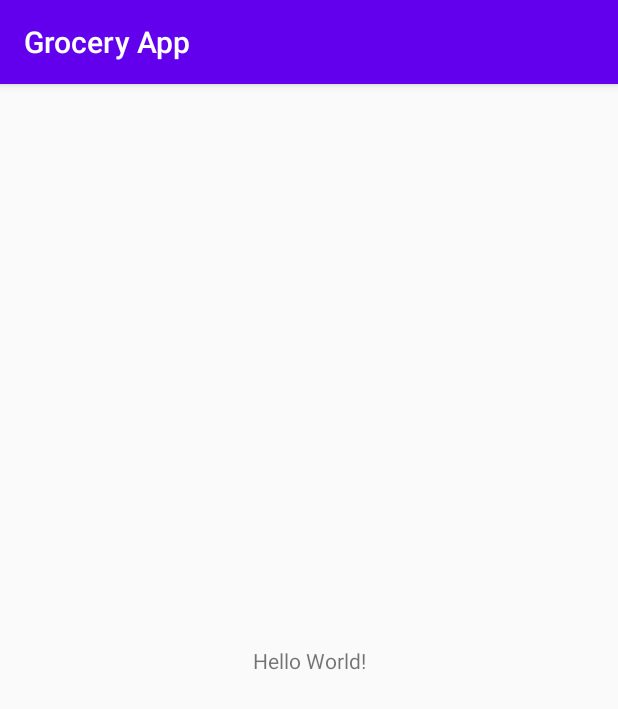
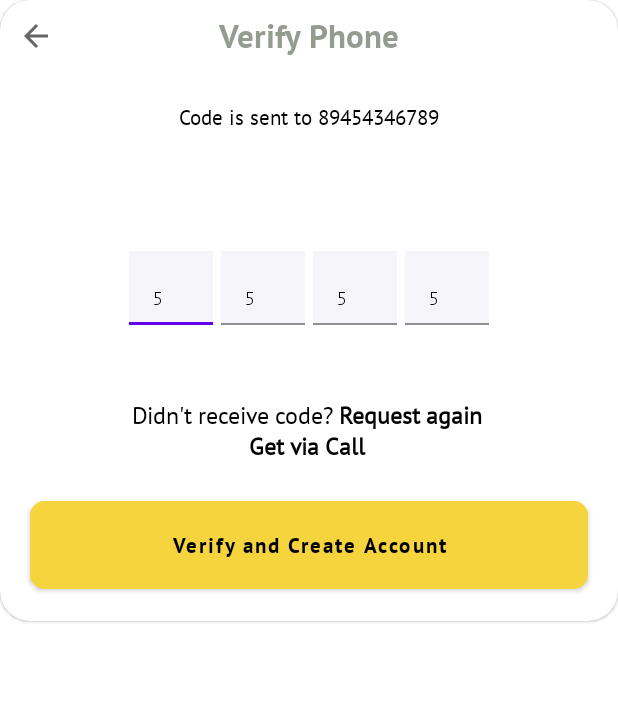
Before and after one commit to NehaPanchal97/Grocery-App, an Android app: the screen it shows after launch (MainActivity before the commit, OtpScreenActivity after it), on a phone screen of 412 x 824 dp. Shown: the top 709 px of the screen. Run offline under Robolectric (Android 15) with nearby library versions, the phone set to English and light mode, and no system bars.

Commit message:
UI for login and otp screen

```diff
--- a/app/build.gradle
+++ b/app/build.gradle
@@ -52,4 +52,6 @@ dependencies {
     implementation 'com.google.firebase:firebase-firestore-ktx'
     implementation 'com.google.firebase:firebase-storage-ktx'
 
+    implementation 'com.google.android.material:material:1.3.0'
+
 }
--- /dev/null
+++ b/app/src/main/java/com/grocery/app/auth/OtpScreenActivity.kt
@@ -0,0 +1,12 @@
+package com.grocery.app.auth
+
+import android.os.Bundle
+import androidx.appcompat.app.AppCompatActivity
+import com.grocery.app.R
+
+class OtpScreenActivity : AppCompatActivity() {
+    override fun onCreate(savedInstanceState: Bundle?) {
+        super.onCreate(savedInstanceState)
+        setContentView(R.layout.activity_otp_screen)
+    }
+}
--- /dev/null
+++ b/app/src/main/res/drawable/ic_arrow_back.xml
@@ -0,0 +1,11 @@
+<vector xmlns:android="http://schemas.android.com/apk/res/android"
+    android:width="24dp"
+    android:height="24dp"
+    android:viewportWidth="24"
+    android:viewportHeight="24"
+    android:tint="?attr/colorControlNormal"
+    android:autoMirrored="true">
+  <path
+      android:fillColor="@android:color/white"
+      android:pathData="M20,11H7.83l5.59,-5.59L12,4l-8,8 8,8 1.41,-1.41L7.83,13H20v-2z"/>
+</vector>
--- /dev/null
+++ b/app/src/main/res/layout/activity_otp_screen.xml
@@ -0,0 +1,181 @@
+<?xml version="1.0" encoding="utf-8"?>
+<androidx.constraintlayout.widget.ConstraintLayout xmlns:android="http://schemas.android.com/apk/res/android"
+    xmlns:app="http://schemas.android.com/apk/res-auto"
+    android:layout_width="match_parent"
+    android:layout_height="match_parent">
+
+    <com.google.android.material.card.MaterialCardView
+        android:layout_width="match_parent"
+        android:layout_height="wrap_content"
+        app:layout_constraintStart_toStartOf="parent"
+        app:layout_constraintTop_toTopOf="parent"
+        app:cardCornerRadius="20dp"
+        app:contentPaddingBottom="15dp">
+
+        <androidx.constraintlayout.widget.ConstraintLayout
+            android:layout_width="match_parent"
+            android:layout_height="wrap_content">
+
+            <ImageView
+                android:id="@+id/arrow_back"
+                android:layout_width="wrap_content"
+                android:layout_height="wrap_content"
+                android:layout_marginLeft="12dp"
+                android:layout_marginTop="12dp"
+                app:layout_constraintStart_toStartOf="parent"
+                app:layout_constraintTop_toTopOf="parent"
+                app:srcCompat="@drawable/ic_arrow_back" />
+
+            <TextView
+                android:id="@+id/tv_heading"
+                android:layout_width="wrap_content"
+                android:layout_height="wrap_content"
+                android:fontFamily="@font/ptsans_bold"
+                android:gravity="center"
+                android:textSize="22sp"
+                android:text="@string/verify_phone"
+                android:textColor="#90425038"
+                app:layout_constraintBottom_toBottomOf="@id/arrow_back"
+                app:layout_constraintEnd_toEndOf="parent"
+                app:layout_constraintStart_toStartOf="parent"
+                app:layout_constraintTop_toTopOf="@id/arrow_back" />
+
+            <TextView
+                android:id="@+id/tv_phone_no."
+                android:layout_width="wrap_content"
+                android:layout_height="wrap_content"
+                app:layout_constraintTop_toBottomOf="@id/tv_heading"
+                app:layout_constraintStart_toStartOf="parent"
+                app:layout_constraintEnd_toEndOf="parent"
+                android:gravity="center"
+                android:textColor="@android:color/black"
+                android:text="@string/code_sent"
+                android:padding="30dp"
+                android:fontFamily="@font/ptsans_regular"/>
+
+            <LinearLayout
+                android:id="@+id/linear"
+                android:layout_width="match_parent"
+                android:layout_height="wrap_content"
+                app:layout_constraintStart_toStartOf="parent"
+                app:layout_constraintEnd_toEndOf="parent"
+                app:layout_constraintTop_toBottomOf="@id/tv_phone_no."
+                android:layout_marginTop="50dp"
+                android:orientation="horizontal"
+                android:gravity="center">
+
+                <com.google.android.material.textfield.TextInputLayout
+                    android:layout_width="wrap_content"
+                    android:layout_height="wrap_content"
+                    app:boxCornerRadiusTopStart="10dp"
+                    app:boxCornerRadiusTopEnd="10dp"
+                    app:boxCornerRadiusBottomStart="10dp"
+                    app:boxCornerRadiusBottomEnd="10dp"
+                    android:elevation="5dp">
+
+                <com.google.android.material.textfield.TextInputEditText
+                    android:layout_width="wrap_content"
+                    android:layout_height="wrap_content"
+                    android:background="@color/editTextBackground"
+                    android:textColor="@android:color/black"
+                    android:fontFamily="@font/ptsans_regular"
+                    android:textSize="12sp"
+                    android:text="5"/>
+                </com.google.android.material.textfield.TextInputLayout>
+
+                <com.google.android.material.textfield.TextInputLayout
+                    android:layout_width="wrap_content"
+                    android:layout_height="wrap_content"
+                    android:layout_marginLeft="5dp"
+                    app:boxCornerRadiusTopStart="10dp"
+                    app:boxCornerRadiusTopEnd="10dp"
+                    app:boxCornerRadiusBottomStart="10dp"
+                    app:boxCornerRadiusBottomEnd="10dp"
+                    android:elevation="5dp">
+
+                    <com.google.android.material.textfield.TextInputEditText
+                        android:layout_width="wrap_content"
+                        android:layout_height="wrap_content"
+                        android:background="@color/editTextBackground"
+                        android:textColor="@android:color/black"
+                        android:fontFamily="@font/ptsans_regular"
+                        android:textSize="12sp"
+                        android:text="5"/>
+                </com.google.android.material.textfield.TextInputLayout>
+
+                <com.google.android.material.textfield.TextInputLayout
+                    android:layout_width="wrap_content"
+                    android:layout_height="wrap_content"
+                    android:layout_marginLeft="5dp"
+                    app:boxCornerRadiusTopStart="10dp"
+                    app:boxCornerRadiusTopEnd="10dp"
+                    app:boxCornerRadiusBottomStart="10dp"
+                    app:boxCornerRadiusBottomEnd="10dp"
+                    android:elevation="5dp">
+
+                    <com.google.android.material.textfield.TextInputEditText
+                        android:layout_width="wrap_content"
+                        android:layout_height="wrap_content"
+                        android:background="@color/editTextBackground"
+                        android:textColor="@android:color/black"
+                        android:fontFamily="@font/ptsans_regular"
+                        android:textSize="12sp"
+                        android:text="5"/>
+                </com.google.android.material.textfield.TextInputLayout>
+
+                <com.google.android.material.textfield.TextInputLayout
+                    android:layout_width="wrap_content"
+                    android:layout_height="wrap_content"
+                    android:layout_marginLeft="5dp"
+                    app:boxCornerRadiusTopStart="10dp"
+                    app:boxCornerRadiusTopEnd="10dp"
+                    app:boxCornerRadiusBottomStart="10dp"
+                    app:boxCornerRadiusBottomEnd="10dp"
+                    android:elevation="5dp">
+
+                    <com.google.android.material.textfield.TextInputEditText
+                        android:layout_width="wrap_content"
+                        android:layout_height="wrap_content"
+                        android:background="@color/editTextBackground"
+                        android:textColor="@android:color/black"
+                        android:fontFamily="@font/ptsans_regular"
+                        android:textSize="12sp"
+                        android:text="5"/>
+                </com.google.android.material.textfield.TextInputLayout>
+
+            </LinearLayout>
+
+            <TextView
+                android:id="@+id/tv_request_code"
+                android:layout_width="wrap_content"
+                android:layout_height="wrap_content"
+                app:layout_constraintStart_toStartOf="parent"
+                app:layout_constraintEnd_toEndOf="parent"
+                app:layout_constraintTop_toBottomOf="@id/linear"
+                android:layout_marginTop="50dp"
+                android:text="@string/request_again_text"
+                android:fontFamily="@font/ptsans_regular"
+                android:textColor="@android:color/black"
+                android:textSize="16sp"
+                android:gravity="center"/>
+
+            <com.google.android.material.button.MaterialButton
+                android:layout_width="match_parent"
+                android:layout_height="wrap_content"
+                app:layout_constraintStart_toStartOf="parent"
+                app:layout_constraintEnd_toEndOf="parent"
+               app:layout_constraintTop_toBottomOf="@id/tv_request_code"
+                android:layout_marginTop="30dp"
+                android:backgroundTint="@color/verify_button"
+                app:cornerRadius="10dp"
+                android:layout_margin="20dp"
+                android:text="@string/create_account"
+                android:textAllCaps="false"
+                android:textColor="@android:color/black"
+                android:fontFamily="@font/ptsans_bold"
+                android:padding="20dp" />
+
+        </androidx.constraintlayout.widget.ConstraintLayout>
+    </com.google.android.material.card.MaterialCardView>
+
+</androidx.constraintlayout.widget.ConstraintLayout>
--- a/app/src/main/res/values/colors.xml
+++ b/app/src/main/res/values/colors.xml
@@ -3,4 +3,8 @@
     <color name="colorPrimary">#6200EE</color>
     <color name="colorPrimaryDark">#3700B3</color>
     <color name="colorAccent">#03DAC5</color>
+
+    <color name="continueBtn">#FFDC3D</color>
+    <color name="editTextBackground">#F6F5FA</color>
+    <color name="verify_button">#F6D43E</color>
 </resources>
--- a/app/src/main/res/values/strings.xml
+++ b/app/src/main/res/values/strings.xml
@@ -1,3 +1,13 @@
-<resources>
+<?xml version="1.0" encoding="utf-8"?>
+<resources xmlns:tools="http://schemas.android.com/tools">
     <string name="app_name">Grocery App</string>
+    <string name="login_screen_heading">Continue with Phone</string>
+    <string name="verify_next_text">You will receive a 4 digit code <br>to verify next </br></string>
+    <string name="enter_your_phone_text">Enter your phone</string>
+    <string name="phone_no.">+1  89454346789</string>
+    <string name="continue_text">Continue</string>
+    <string name="verify_phone">Verify Phone</string>
+    <string name="code_sent">Code is sent to 89454346789</string>
+    <string name="create_account">Verify and Create Account</string>
+    <string name="request_again_text">Didn\'t receive code? <b>Request again \n Get via Call </b> </string>
 </resources>
--- a/app/src/main/res/values/styles.xml
+++ b/app/src/main/res/values/styles.xml
@@ -1,10 +1,11 @@
 <resources>
     <!-- Base application theme. -->
-    <style name="AppTheme" parent="Theme.AppCompat.Light.DarkActionBar">
+    <style name="AppTheme" parent="Theme.MaterialComponents.Light.NoActionBar">
         <!-- Customize your theme here. -->
         <item name="colorPrimary">@color/colorPrimary</item>
         <item name="colorPrimaryDark">@color/colorPrimaryDark</item>
         <item name="colorAccent">@color/colorAccent</item>
     </style>
 
+
 </resources>
```
Also changed, not shown: app/src/main/AndroidManifest.xml (+9 -1 lines), app/src/main/java/com/grocery/app/auth/SsoLoginActivity.kt (added, +17 -0 lines), app/src/main/res/drawable/ic_close.xml (added, +9 -0 lines), app/src/main/res/layout/activity_sso_login.xml (added, +123 -0 lines), app/src/main/res/drawable/phone_img.png (added), app/src/main/res/font/ptsans_bold.ttf (added), app/src/main/res/font/ptsans_italic.ttf (added), app/src/main/res/font/ptsans_regular.ttf (added).
